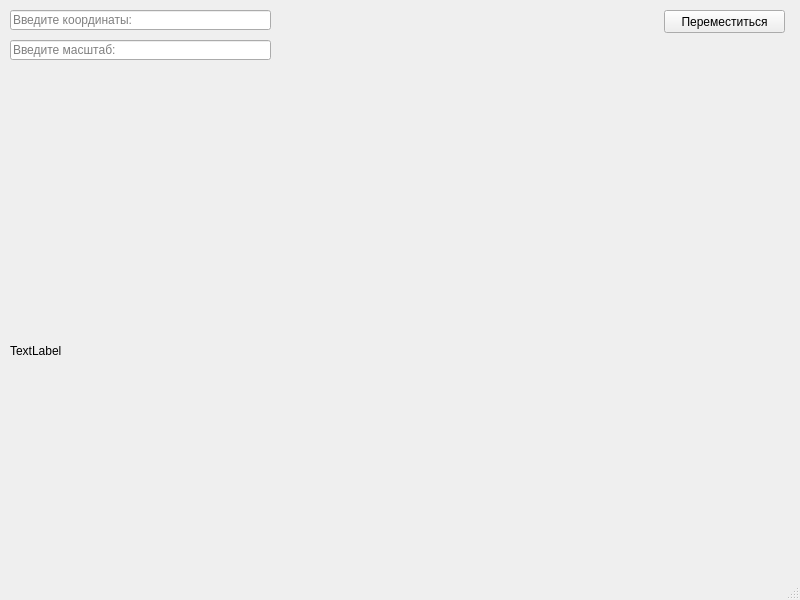
The window that map_api.ui (Proksima1/Maps-api) describes before a commit, drawn with Qt 5.
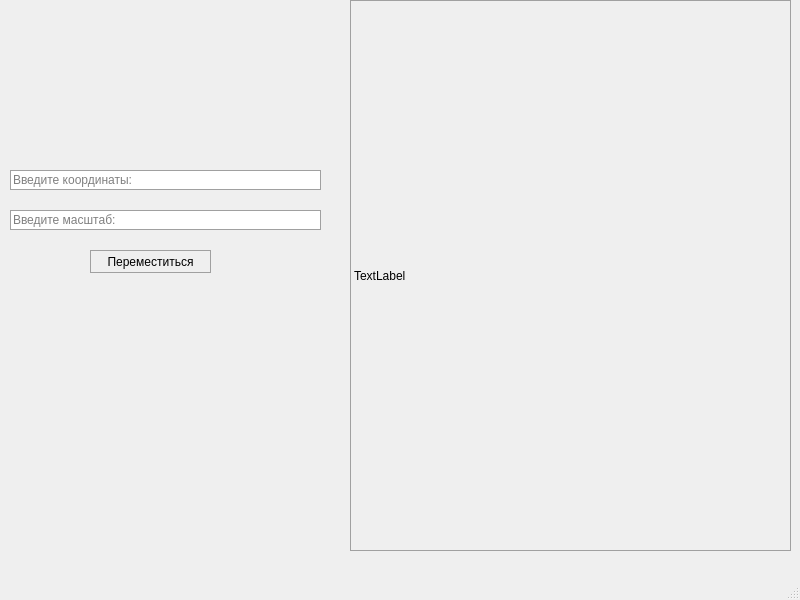
The same window after the commit.

```diff
--- a/map_api.ui
+++ b/map_api.ui
@@ -18,11 +18,14 @@
     <property name="geometry">
      <rect>
       <x>10</x>
-      <y>10</y>
-      <width>261</width>
+      <y>170</y>
+      <width>311</width>
       <height>20</height>
      </rect>
     </property>
+    <property name="styleSheet">
+     <string notr="true">border: 1px solid rgb(160, 160, 160)</string>
+    </property>
     <property name="placeholderText">
      <string>Введите координаты:</string>
     </property>
@@ -31,11 +34,14 @@
     <property name="geometry">
      <rect>
       <x>10</x>
-      <y>40</y>
-      <width>261</width>
+      <y>210</y>
+      <width>311</width>
       <height>20</height>
      </rect>
     </property>
+    <property name="styleSheet">
+     <string notr="true">border: 1px solid rgb(160, 160, 160)</string>
+    </property>
     <property name="placeholderText">
      <string>Введите масштаб:</string>
     </property>
@@ -43,12 +49,15 @@
    <widget class="QLabel" name="label">
     <property name="geometry">
      <rect>
-      <x>10</x>
-      <y>150</y>
-      <width>781</width>
-      <height>401</height>
+      <x>350</x>
+      <y>0</y>
+      <width>441</width>
+      <height>551</height>
      </rect>
     </property>
+    <property name="styleSheet">
+     <string notr="true">border: 1px solid rgb(160, 160, 160)</string>
+    </property>
     <property name="text">
      <string>TextLabel</string>
     </property>
@@ -56,12 +65,15 @@
    <widget class="QPushButton" name="pushButton">
     <property name="geometry">
      <rect>
-      <x>664</x>
-      <y>10</y>
+      <x>90</x>
+      <y>250</y>
       <width>121</width>
       <height>23</height>
      </rect>
     </property>
+    <property name="styleSheet">
+     <string notr="true">border: 1px solid rgb(160, 160, 160)</string>
+    </property>
     <property name="text">
      <string>Переместиться</string>
     </property>
```
